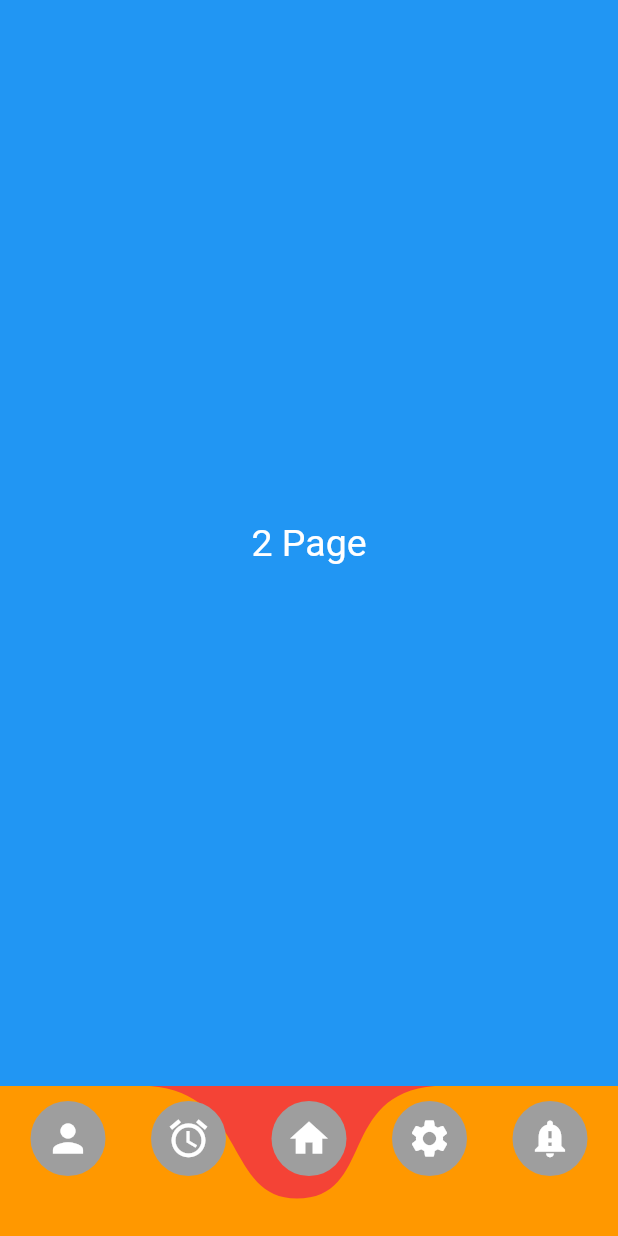
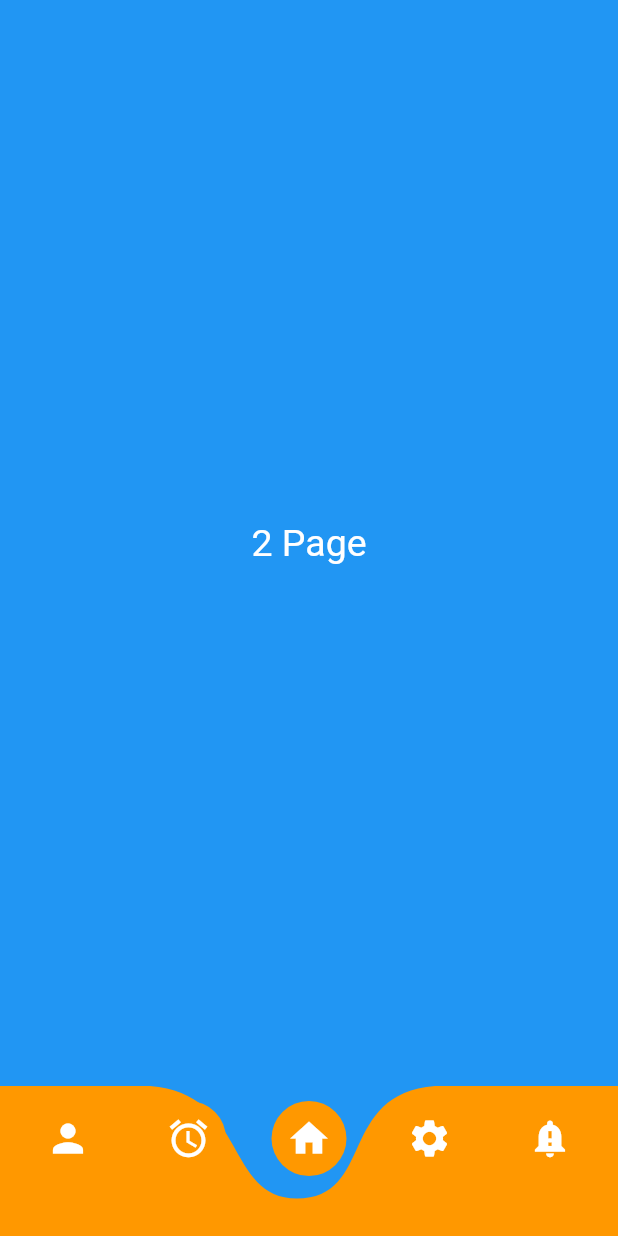
Before and after one commit to taylanyildiz/Flutter-bottom-navigation-bar, a Flutter app: the screen it shows after launch, on a phone screen of 412 x 824 dp. Run offline on Flutter 3.47's test engine with Material 2 defaults, Android fonts, the phone set to English and light mode, and no system bars.

Commit message:
update readme and background color chnaged

```diff
--- a/lib/screens/home_screen.dart
+++ b/lib/screens/home_screen.dart
@@ -22,7 +22,11 @@ class _HomeScreenState extends State<HomeScreen> {
     _controller = PageController(initialPage: 2);
   }
 
-  int index1 = 0;
+  @override
+  void dispose() {
+    super.dispose();
+    _controller!.dispose();
+  }
 
   @override
   Widget build(BuildContext context) {
@@ -34,7 +38,6 @@ class _HomeScreenState extends State<HomeScreen> {
           PageView.builder(
             controller: _controller,
             itemCount: 5,
-            onPageChanged: (page) => setState(() {}),
             itemBuilder: (context, index) => Container(
               color: Colors.blue,
               child: Center(
@@ -53,11 +56,11 @@ class _HomeScreenState extends State<HomeScreen> {
       bottomNavigationBar: CfNavigationBar(
         controller: _controller!,
         onPressed: (index) => print(index),
-        backgroundColor: Colors.red,
+        backgroundColor: Colors.blue,
         barColor: Colors.orange,
-        circleColor: Colors.grey,
-        duration: Duration(seconds: 1),
-        curve: Curves.linear,
+        circleColor: Colors.orange,
+        duration: Duration(milliseconds: 400),
+        curve: Curves.easeInQuad,
         items: [
           Icon(
             Icons.person,
--- a/lib/widgets/custom_bottom_navigation.dart
+++ b/lib/widgets/custom_bottom_navigation.dart
@@ -69,20 +69,14 @@ class CfNavigationBar extends StatefulWidget {
 
 class CfNavigationBarState extends State<CfNavigationBar>
     with TickerProviderStateMixin {
-  /// Animationcontroller changes the painter position.
-  AnimationController? _animationController;
-
   @override
   void initState() {
     super.initState();
-    _animationController = AnimationController(vsync: this);
-    _animationController!.addListener(() {});
   }
 
   @override
   void dispose() {
     super.dispose();
-    _animationController!.dispose();
   }
 
   @override
@@ -100,7 +94,10 @@ class CfNavigationBarState extends State<CfNavigationBar>
 
   /// This method InheritedWidget calling [ClickableActions]
   /// return index button.
-  void changePositionSet(int index) {}
+  void changePositionSet(int index) {
+    widget.controller
+        .animateToPage(index, duration: widget.duration, curve: widget.curve);
+  }
 
   @override
   Widget build(BuildContext context) {
```
Also changed, not shown: 1 other file.
